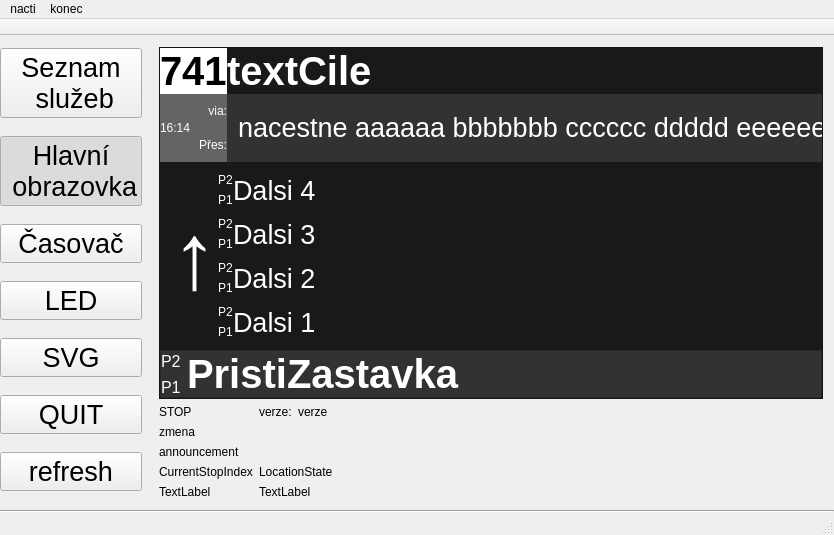
Old version of the form mainwindow.ui in the repository frutabruta/VDV301display.
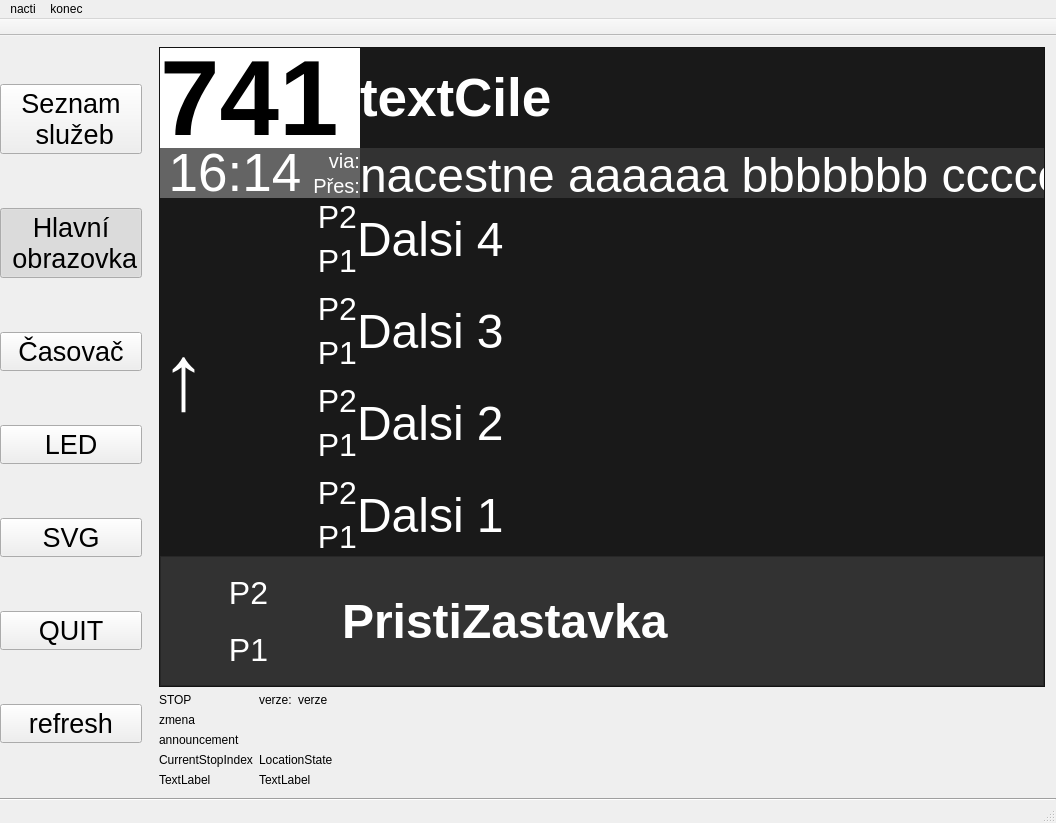
New version of the form. The open tabs and pages were chosen to show the change.

Commit message: -vykreslování pásem druhého kraje -vznik třídy pasmovedvojicelcd -oprava pádů aplikace u běžícího textu při prázdném seznamu zastávek -změna rozměru fontů

```diff
--- a/mainwindow.ui
+++ b/mainwindow.ui
@@ -9,8 +9,8 @@
    <rect>
     <x>0</x>
     <y>0</y>
-    <width>834</width>
-    <height>512</height>
+    <width>1056</width>
+    <height>823</height>
    </rect>
   </property>
   <property name="sizePolicy">
@@ -340,9 +340,21 @@
                              <verstretch>0</verstretch>
                             </sizepolicy>
                            </property>
+                           <property name="minimumSize">
+                            <size>
+                             <width>200</width>
+                             <height>100</height>
+                            </size>
+                           </property>
+                           <property name="maximumSize">
+                            <size>
+                             <width>200</width>
+                             <height>16777215</height>
+                            </size>
+                           </property>
                            <property name="font">
                             <font>
-                             <pointsize>30</pointsize>
+                             <pointsize>80</pointsize>
                              <weight>75</weight>
                              <bold>true</bold>
                             </font>
@@ -365,12 +377,32 @@
                            </property>
                            <item>
                             <widget class="QLabel" name="label_23">
+                             <property name="sizePolicy">
+                              <sizepolicy hsizetype="Minimum" vsizetype="Preferred">
+                               <horstretch>0</horstretch>
+                               <verstretch>0</verstretch>
+                              </sizepolicy>
+                             </property>
+                             <property name="maximumSize">
+                              <size>
+                               <width>150</width>
+                               <height>50</height>
+                              </size>
+                             </property>
+                             <property name="font">
+                              <font>
+                               <pointsize>40</pointsize>
+                              </font>
+                             </property>
                              <property name="styleSheet">
                               <string notr="true">*{background-color: rgb(100,100,100)}</string>
                              </property>
                              <property name="text">
                               <string>16:14</string>
                              </property>
+                             <property name="alignment">
+                              <set>Qt::AlignCenter</set>
+                             </property>
                             </widget>
                            </item>
                            <item>
@@ -378,14 +410,28 @@
                              <property name="spacing">
                               <number>0</number>
                              </property>
+                             <property name="sizeConstraint">
+                              <enum>QLayout::SetDefaultConstraint</enum>
+                             </property>
                              <item>
                               <widget class="QLabel" name="label_24">
                                <property name="sizePolicy">
-                                <sizepolicy hsizetype="Minimum" vsizetype="Preferred">
+                                <sizepolicy hsizetype="Preferred" vsizetype="Preferred">
                                  <horstretch>0</horstretch>
                                  <verstretch>0</verstretch>
                                 </sizepolicy>
                                </property>
+                               <property name="maximumSize">
+                                <size>
+                                 <width>50</width>
+                                 <height>25</height>
+                                </size>
+                               </property>
+                               <property name="font">
+                                <font>
+                                 <pointsize>15</pointsize>
+                                </font>
+                               </property>
                                <property name="styleSheet">
                                 <string notr="true">*{background-color: rgb(100,100,100)}</string>
                                </property>
@@ -400,11 +446,22 @@
                              <item>
                               <widget class="QLabel" name="label_25">
                                <property name="sizePolicy">
-                                <sizepolicy hsizetype="Minimum" vsizetype="Preferred">
+                                <sizepolicy hsizetype="Maximum" vsizetype="Preferred">
                                  <horstretch>0</horstretch>
                                  <verstretch>0</verstretch>
                                 </sizepolicy>
                                </property>
+                               <property name="maximumSize">
+                                <size>
+                                 <width>50</width>
+                                 <height>25</height>
+                                </size>
+                               </property>
+                               <property name="font">
+                                <font>
+                                 <pointsize>15</pointsize>
+                                </font>
+                               </property>
                                <property name="styleSheet">
                                 <string notr="true">*{background-color: rgb(100,100,100)}</string>
                                </property>
@@ -430,7 +487,7 @@
                            </property>
                            <property name="font">
                             <font>
-                             <pointsize>30</pointsize>
+                             <pointsize>40</pointsize>
                              <weight>75</weight>
                              <bold>true</bold>
                             </font>
@@ -454,6 +511,12 @@
                              <verstretch>0</verstretch>
                             </sizepolicy>
                            </property>
+                           <property name="maximumSize">
+                            <size>
+                             <width>16777215</width>
+                             <height>50</height>
+                            </size>
+                           </property>
                            <property name="styleSheet">
                             <string notr="true">*{background-color: rgb(50,50,50)}</string>
                            </property>
@@ -480,22 +543,37 @@
                              <rect>
                               <x>0</x>
                               <y>0</y>
-                              <width>722</width>
-                              <height>69</height>
+                              <width>1262</width>
+                              <height>58</height>
                              </rect>
                             </property>
                             <layout class="QHBoxLayout" name="horizontalLayout_11">
+                             <property name="spacing">
+                              <number>0</number>
+                             </property>
+                             <property name="leftMargin">
+                              <number>0</number>
+                             </property>
+                             <property name="topMargin">
+                              <number>0</number>
+                             </property>
+                             <property name="rightMargin">
+                              <number>0</number>
+                             </property>
+                             <property name="bottomMargin">
+                              <number>0</number>
+                             </property>
                              <item>
                               <widget class="QLabel" name="label_nacestne">
                                <property name="sizePolicy">
-                                <sizepolicy hsizetype="Maximum" vsizetype="Expanding">
+                                <sizepolicy hsizetype="Maximum" vsizetype="Maximum">
                                  <horstretch>0</horstretch>
                                  <verstretch>0</verstretch>
                                 </sizepolicy>
                                </property>
                                <property name="font">
                                 <font>
-                                 <pointsize>20</pointsize>
+                                 <pointsize>36</pointsize>
                                 </font>
                                </property>
                                <property name="styleSheet">
@@ -531,6 +609,18 @@
                        </property>
                        <widget class="QWidget" name="page_hlavni_2">
                         <layout class="QGridLayout" name="gridLayout_2">
+                         <property name="leftMargin">
+                          <number>0</number>
+                         </property>
+                         <property name="topMargin">
+                          <number>0</number>
+                         </property>
+                         <property name="rightMargin">
+                          <number>0</number>
+                         </property>
+                         <property name="bottomMargin">
+                          <number>0</number>
+                         </property>
                          <property name="spacing">
                           <number>0</number>
                          </property>
@@ -584,7 +674,7 @@
                                </property>
                                <property name="font">
                                 <font>
-                                 <pointsize>20</pointsize>
+                                 <pointsize>36</pointsize>
                                 </font>
                                </property>
                                <property name="text">
@@ -602,9 +692,23 @@
                                    <verstretch>0</verstretch>
                                   </sizepolicy>
                                  </property>
+                                 <property name="minimumSize">
+                                  <size>
+                                   <width>150</width>
+                                   <height>0</height>
+                                  </size>
+                                 </property>
+                                 <property name="font">
+                                  <font>
+                                   <pointsize>24</pointsize>
+                                  </font>
+                                 </property>
                                  <property name="text">
                                   <string>P2</string>
                                  </property>
+                                 <property name="alignment">
+                                  <set>Qt::AlignRight|Qt::AlignTrailing|Qt::AlignVCenter</set>
+                                 </property>
                                 </widget>
                                </item>
                                <item>
@@ -615,9 +719,23 @@
                                    <verstretch>0</verstretch>
                                   </sizepolicy>
                                  </property>
+                                 <property name="minimumSize">
+                                  <size>
+                                   <width>150</width>
+                                   <height>0</height>
+                                  </size>
+                                 </property>
+                                 <property name="font">
+                                  <font>
+                                   <pointsize>24</pointsize>
+                                  </font>
+                                 </property>
                                  <property name="text">
                                   <string>P1</string>
                                  </property>
+                                 <property name="alignment">
+                                  <set>Qt::AlignRight|Qt::AlignTrailing|Qt::AlignVCenter</set>
+                                 </property>
                                 </widget>
                                </item>
                               </layout>
@@ -632,7 +750,7 @@
                                </property>
                                <property name="font">
                                 <font>
-                                 <pointsize>20</pointsize>
+                                 <pointsize>36</pointsize>
                                 </font>
                                </property>
                                <property name="text">
@@ -650,9 +768,23 @@
                                    <verstretch>0</verstretch>
                                   </sizepolicy>
                                  </property>
+                                 <property name="minimumSize">
+                                  <size>
+                                   <width>150</width>
+                                   <height>0</height>
+                                  </size>
+                                 </property>
+                                 <property name="font">
+                                  <font>
+                                   <pointsize>24</pointsize>
+                                  </font>
+                                 </property>
                                  <property name="text">
                                   <string>P2</string>
                                  </property>
+                                 <property name="alignment">
+                                  <set>Qt::AlignRight|Qt::AlignTrailing|Qt::AlignVCenter</set>
+                                 </property>
                                 </widget>
                                </item>
                                <item>
@@ -663,9 +795,23 @@
                                    <verstretch>0</verstretch>
                                   </sizepolicy>
                                  </property>
+                                 <property name="minimumSize">
+                                  <size>
+                                   <width>150</width>
+                                   <height>0</height>
+                                  </size>
+                                 </property>
+                                 <property name="font">
+                                  <font>
+                                   <pointsize>24</pointsize>
+                                  </font>
+                                 </property>
                                  <property name="text">
                                   <string>P1</string>
                                  </property>
+                                 <property name="alignment">
+                                  <set>Qt::AlignRight|Qt::AlignTrailing|Qt::AlignVCenter</set>
+                                 </property>
                                 </widget>
                                </item>
                               </layout>
@@ -680,7 +826,7 @@
                                </property>
                                <property name="font">
                                 <font>
-                                 <pointsize>20</pointsize>
+                                 <pointsize>36</pointsize>
                                 </font>
                                </property>
                                <property name="text">
@@ -693,14 +839,28 @@
                                <item>
                                 <widget class="QLabel" name="label_pasmo5_2">
                                  <property name="sizePolicy">
-                                  <sizepolicy hsizetype="Maximum" vsizetype="Preferred">
+                                  <sizepolicy hsizetype="Maximum" vsizetype="Minimum">
                                    <horstretch>0</horstretch>
                                    <verstretch>0</verstretch>
                                   </sizepolicy>
                                  </property>
+                                 <property name="minimumSize">
+                                  <size>
+                                   <width>150</width>
+                                   <height>0</height>
+                                  </size>
+                                 </property>
+                                 <property name="font">
+                                  <font>
+                                   <pointsize>24</pointsize>
+                                  </font>
+                                 </property>
                                  <property name="text">
                                   <string>P2</string>
                                  </property>
+                                 <property name="alignment">
+                                  <set>Qt::AlignRight|Qt::AlignTrailing|Qt::AlignVCenter</set>
+                                 </property>
                                 </widget>
                                </item>
                                <item>
@@ -711,9 +871,23 @@
                                    <verstretch>0</verstretch>
                                   </sizepolicy>
                                  </property>
+                                 <property name="minimumSize">
+                                  <size>
+                                   <width>150</width>
+                                   <height>0</height>
+                                  </size>
+                                 </property>
+                                 <property name="font">
+                                  <font>
+                                   <pointsize>24</pointsize>
+                                  </font>
+                                 </property>
                                  <property name="text">
                                   <string>P1</string>
                                  </property>
+                                 <property name="alignment">
+                                  <set>Qt::AlignRight|Qt::AlignTrailing|Qt::AlignVCenter</set>
+                                 </property>
                                 </widget>
                                </item>
                               </layout>
@@ -728,7 +902,7 @@
                                </property>
                                <property name="font">
                                 <font>
-                                 <pointsize>20</pointsize>
+                                 <pointsize>36</pointsize>
                                 </font>
                                </property>
                                <property name="text">
@@ -746,9 +920,23 @@
                                    <verstretch>0</verstretch>
                                   </sizepolicy>
                                  </property>
+                                 <property name="minimumSize">
+                                  <size>
+                                   <width>150</width>
+                                   <height>0</height>
+                                  </size>
+                                 </property>
+                                 <property name="font">
+                                  <font>
+                                   <pointsize>24</pointsize>
+                                  </font>
+                                 </property>
                                  <property name="text">
                                   <string>P2</string>
                                  </property>
+                                 <property name="alignment">
+                                  <set>Qt::AlignRight|Qt::AlignTrailing|Qt::AlignVCenter</set>
+                                 </property>
                                 </widget>
                                </item>
                                <item>
@@ -759,9 +947,23 @@
                                    <verstretch>0</verstretch>
                                   </sizepolicy>
                                  </property>
+                                 <property name="minimumSize">
+                                  <size>
+                                   <width>150</width>
+                                   <height>0</height>
+                                  </size>
+                                 </property>
+                                 <property name="font">
+                                  <font>
+                                   <pointsize>24</pointsize>
+                                  </font>
+                                 </property>
                                  <property name="text">
                                   <string>P1</string>
                                  </property>
+                                 <property name="alignment">
+                                  <set>Qt::AlignRight|Qt::AlignTrailing|Qt::AlignVCenter</set>
+                                 </property>
                                 </widget>
                                </item>
                               </layout>
@@ -958,11 +1160,23 @@
                      <item>
                       <widget class="QFrame" name="frame_spodniRadek">
                        <property name="sizePolicy">
-                        <sizepolicy hsizetype="Expanding" vsizetype="Expanding">
+                        <sizepolicy hsizetype="Expanding" vsizetype="Maximum">
                          <horstretch>0</horstretch>
                          <verstretch>0</verstretch>
                         </sizepolicy>
                        </property>
+                       <property name="minimumSize">
+                        <size>
+                         <width>0</width>
+                         <height>130</height>
+                        </size>
+                       </property>
+                       <property name="maximumSize">
+                        <size>
+                         <width>16777215</width>
+                         <height>130</height>
+                        </size>
+                       </property>
                        <property name="styleSheet">
                         <string notr="true">*{background-color: rgb(50,50,50)}</string>
                        </property>
@@ -995,19 +1209,34 @@
                             <item>
                              <widget class="QLabel" name="label_pasmo1_2">
                               <property name="sizePolicy">
-                               <sizepolicy hsizetype="Maximum" vsizetype="Preferred">
+                               <sizepolicy hsizetype="Preferred" vsizetype="Preferred">
                                 <horstretch>0</horstretch>
                                 <verstretch>0</verstretch>
                                </sizepolicy>
                               </property>
+                              <property name="minimumSize">
+                               <size>
+                                <width>175</width>
+                                <height>0</height>
+                               </size>
+                              </property>
+                              <property name="maximumSize">
+                               <size>
+                                <width>175</width>
+                                <height>16777215</height>
+                               </size>
+                              </property>
                               <property name="font">
                                <font>
-                                <pointsize>12</pointsize>
+                                <pointsize>24</pointsize>
                                </font>
                               </property>
                               <property name="text">
                                <string>P2</string>
                               </property>
+                              <property name="alignment">
+                               <set>Qt::AlignCenter</set>
+                              </property>
                              </widget>
                             </item>
                             <item>
@@ -1018,14 +1247,23 @@
                                 <verstretch>0</verstretch>
                                </sizepolicy>
                               </property>
+                              <property name="maximumSize">
+                               <size>
+                                <width>175</width>
+                                <height>16777215</height>
+                               </size>
+                              </property>
                               <property name="font">
                                <font>
-                                <pointsize>12</pointsize>
+                                <pointsize>24</pointsize>
                                </font>
                               </property>
                               <property name="text">
                                <string>P1</string>
                               </property>
+                              <property name="alignment">
+                               <set>Qt::AlignCenter</set>
+                              </property>
                              </widget>
                             </item>
                            </layout>
@@ -1038,9 +1276,15 @@
                               <verstretch>0</verstretch>
                              </sizepolicy>
                             </property>
+                            <property name="maximumSize">
+                             <size>
+                              <width>16777215</width>
+                              <height>108</height>
+                             </size>
+                            </property>
                             <property name="font">
                              <font>
-                              <pointsize>30</pointsize>
+                              <pointsize>36</pointsize>
                               <weight>75</weight>
                               <bold>true</bold>
                              </font>
@@ -2085,7 +2329,7 @@
     <rect>
      <x>0</x>
      <y>0</y>
-     <width>834</width>
+     <width>1056</width>
      <height>21</height>
     </rect>
    </property>
```
Left out of the diff: 28 changed lines with no effect on the pictures. The commit also changes 12 other files.
